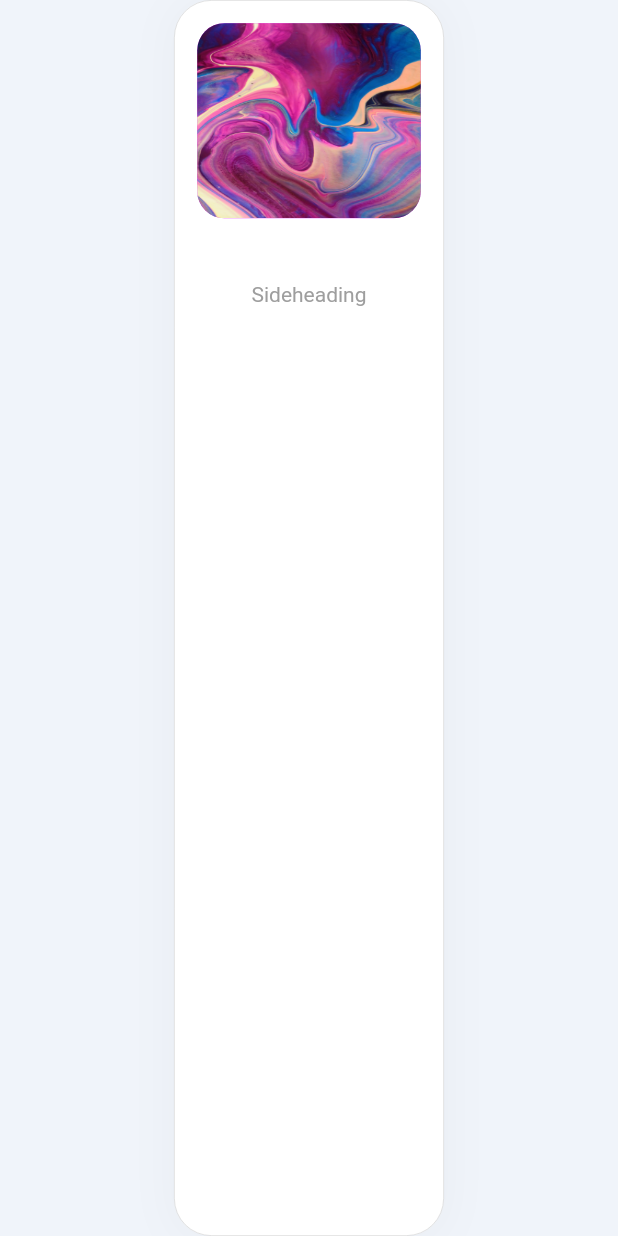
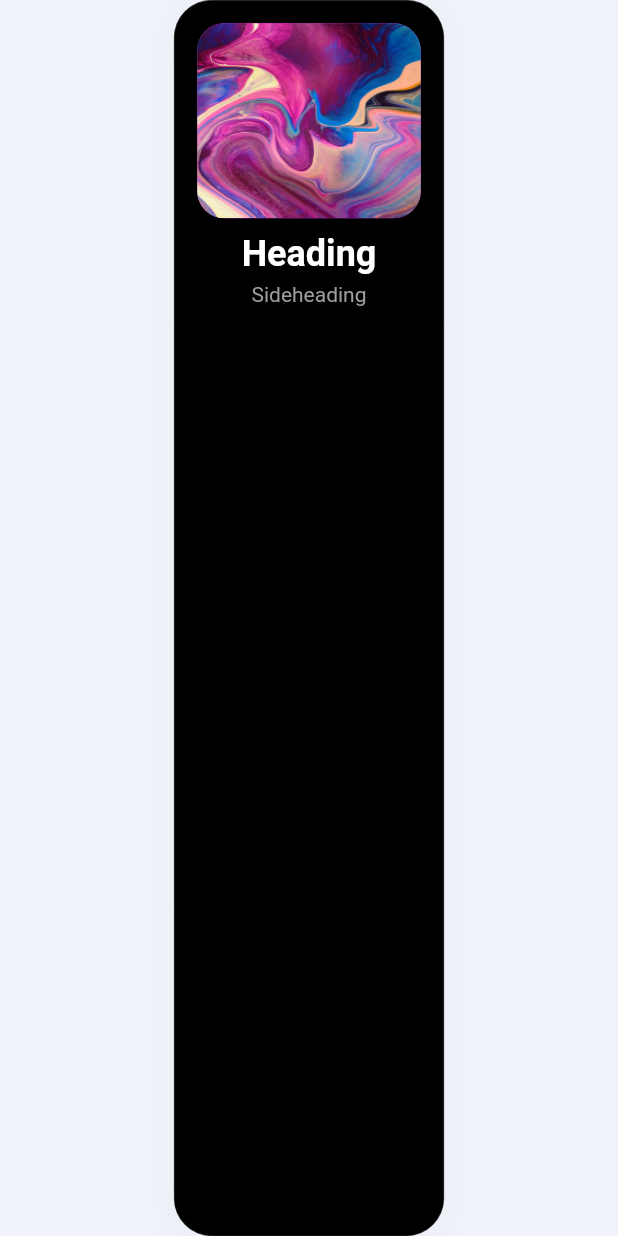
Before and after one commit to leonmsdev/funnel, a Flutter app: the screen it shows after launch, on a phone screen of 412 x 824 dp. Run offline on Flutter 3.47's test engine with Material 2 defaults, Android fonts, the light colour scheme and no system bars.

Commit message:
feature: implement provider with ontap function

```diff
--- a/lib/layout/layout.dart
+++ b/lib/layout/layout.dart
@@ -3,6 +3,8 @@
 import 'package:funnel/layout/screens/large_screen.dart';
 import 'package:funnel/layout/screens/medium_screen.dart';
 import 'package:funnel/layout/screens/small_screen.dart';
+import 'package:funnel/providers/color_theme_provider.dart';
+import 'package:provider/provider.dart';
 
 import '../styles/colors.dart';
 
@@ -12,12 +14,15 @@
   @override
   Widget build(BuildContext context) {
     return Scaffold(
-        backgroundColor: backgroundColor,
-        key: scaffoldKey,
-        body: const ScreenController(
-          largeScreen: LargeScreen(),
-          mediumScreen: MediumScreen(),
-          smallScreen: SmallScreen(),
-        ));
+      backgroundColor: Provider.of<ColorThemeProvider>(context).isDark
+          ? backgroundColor
+          : darkBackgroundColor,
+      key: scaffoldKey,
+      body: const ScreenController(
+        largeScreen: LargeScreen(),
+        mediumScreen: MediumScreen(),
+        smallScreen: SmallScreen(),
+      ),
+    );
   }
 }
--- a/lib/providers/color_theme_provider.dart
+++ b/lib/providers/color_theme_provider.dart
@@ -4,7 +4,7 @@
   bool isDark = false;
 
   changeTheme() {
-    isDark = true;
+    isDark = !isDark;
     notifyListeners();
   }
 }
--- a/lib/styles/colors.dart
+++ b/lib/styles/colors.dart
@@ -1,3 +1,4 @@
 import 'package:flutter/material.dart';
 
 Color backgroundColor = const Color(0xFFF0F4FA);
+Color darkBackgroundColor = const Color(0xFF16181A);
--- a/lib/widgets/card.dart
+++ b/lib/widgets/card.dart
@@ -1,5 +1,8 @@
 // ignore_for_file: prefer_const_constructors
 import 'package:flutter/material.dart';
+import 'package:provider/provider.dart';
+
+import '../providers/color_theme_provider.dart';
 
 // ignore: must_be_immutable
 class HeadingCard extends StatelessWidget {
@@ -26,9 +29,16 @@
         width: 180,
         padding: EdgeInsets.all(15.0),
         decoration: BoxDecoration(
-          color: !isDark ? Colors.white : Colors.black,
+          color: Provider.of<ColorThemeProvider>(context).isDark
+              ? Colors.white
+              : Colors.black,
           borderRadius: BorderRadius.circular(25),
-          border: Border.all(width: .5, color: Colors.grey.withOpacity(.4)),
+          border: Border.all(
+            width: .5,
+            color: Provider.of<ColorThemeProvider>(context).isDark
+                ? Colors.grey.withOpacity(.4)
+                : Colors.black,
+          ),
           boxShadow: [
             BoxShadow(
               color: Colors.black.withOpacity(.03),
@@ -61,14 +71,18 @@
               style: TextStyle(
                 fontWeight: FontWeight.bold,
                 fontSize: 24,
-                color: !isDark ? Colors.white : Colors.black,
+                color: Provider.of<ColorThemeProvider>(context).isDark
+                    ? Colors.black
+                    : Colors.white,
               ),
               textAlign: TextAlign.center,
             ),
             SizedBox(height: 5),
             Text(
               "Sideheading",
-              style: TextStyle(color: Colors.grey),
+              style: TextStyle(
+                color: Colors.grey,
+              ),
               textAlign: TextAlign.center,
             ),
             SizedBox(height: 10),
```
Also changed, not shown: lib/layout/screens/large_screen.dart (+15 -26 lines), lib/main.dart (+6 -1 lines), lib/widgets/change_theme_button.dart (added, +31 -0 lines).
